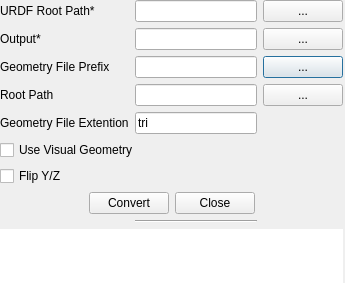
The window that Main/URDFtoRobQt/dialog.ui (krishauser/Klampt) describes before a commit, drawn with Qt 5.
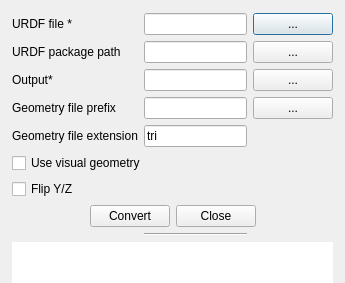
The same window after the commit.

Commit message: Descriptions of fields better organized

Diff of the .ui file:
```diff
--- a/Main/URDFtoRobQt/dialog.ui
+++ b/Main/URDFtoRobQt/dialog.ui
@@ -16,123 +16,25 @@
   <widget class="QWidget" name="formLayoutWidget">
    <property name="geometry">
     <rect>
-     <x>0</x>
-     <y>0</y>
-     <width>343</width>
-     <height>284</height>
+     <x>12</x>
+     <y>13</y>
+     <width>321</width>
+     <height>271</height>
     </rect>
    </property>
    <layout class="QGridLayout" name="gridLayout">
-    <item row="0" column="0">
-     <widget class="QLabel" name="label_2">
-      <property name="text">
-       <string>URDF Root Path*</string>
-      </property>
-     </widget>
-    </item>
-    <item row="5" column="0">
-     <widget class="QLabel" name="label_5">
-      <property name="text">
-       <string>Root Path</string>
-      </property>
-     </widget>
-    </item>
-    <item row="6" column="0">
-     <widget class="QLabel" name="label">
-      <property name="text">
-       <string>Geometry File Extention</string>
-      </property>
-     </widget>
-    </item>
-    <item row="2" column="2">
-     <widget class="QPushButton" name="btn_prefix">
-      <property name="text">
-       <string>...</string>
-      </property>
-      <property name="autoDefault">
-       <bool>true</bool>
-      </property>
-     </widget>
-    </item>
-    <item row="8" column="0" colspan="3">
-     <widget class="QCheckBox" name="chk_flip">
-      <property name="text">
-       <string>Flip Y/Z</string>
-      </property>
-     </widget>
-    </item>
-    <item row="5" column="1">
-     <widget class="QLineEdit" name="line_root"/>
-    </item>
-    <item row="2" column="0">
-     <widget class="QLabel" name="label_4">
-      <property name="text">
-       <string>Geometry File Prefix</string>
-      </property>
-     </widget>
-    </item>
-    <item row="1" column="2">
-     <widget class="QPushButton" name="btn_out">
-      <property name="text">
-       <string>...</string>
-      </property>
-      <property name="autoDefault">
-       <bool>true</bool>
-      </property>
-     </widget>
-    </item>
-    <item row="1" column="1">
-     <widget class="QLineEdit" name="line_out"/>
-    </item>
-    <item row="5" column="2">
-     <widget class="QPushButton" name="btn_root">
-      <property name="text">
-       <string>...</string>
-      </property>
-      <property name="autoDefault">
-       <bool>true</bool>
-      </property>
-     </widget>
-    </item>
-    <item row="6" column="1">
-     <widget class="QLineEdit" name="line_ext">
-      <property name="text">
-       <string>tri</string>
-      </property>
-     </widget>
-    </item>
-    <item row="1" column="0">
-     <widget class="QLabel" name="label_3">
-      <property name="text">
-       <string>Output*</string>
-      </property>
-     </widget>
-    </item>
     <item row="0" column="1">
      <widget class="QLineEdit" name="line_in"/>
     </item>
-    <item row="2" column="1">
-     <widget class="QLineEdit" name="line_prefix"/>
-    </item>
-    <item row="7" column="0" colspan="3">
+    <item row="8" column="0" colspan="3">
      <widget class="QCheckBox" name="chk_visual">
       <property name="text">
-       <string>Use Visual Geometry</string>
+       <string>Use visual geometry</string>
       </property>
      </widget>
     </item>
-    <item row="11" column="0" colspan="3">
-     <widget class="QLabel" name="lbl_status">
-      <property name="autoFillBackground">
-       <bool>false</bool>
-      </property>
-      <property name="styleSheet">
-       <string notr="true">background-color:white</string>
-      </property>
-      <property name="text">
-       <string/>
-      </property>
-     </widget>
+    <item row="3" column="1">
+     <widget class="QLineEdit" name="line_prefix"/>
     </item>
     <item row="0" column="2">
      <widget class="QPushButton" name="btn_in">
@@ -150,14 +52,79 @@
       </property>
      </widget>
     </item>
-    <item row="10" column="1">
+    <item row="2" column="0">
+     <widget class="QLabel" name="label_3">
+      <property name="text">
+       <string>Output*</string>
+      </property>
+     </widget>
+    </item>
+    <item row="3" column="0">
+     <widget class="QLabel" name="label_4">
+      <property name="text">
+       <string>Geometry file prefix</string>
+      </property>
+     </widget>
+    </item>
+    <item row="2" column="2">
+     <widget class="QPushButton" name="btn_out">
+      <property name="text">
+       <string>...</string>
+      </property>
+      <property name="autoDefault">
+       <bool>true</bool>
+      </property>
+     </widget>
+    </item>
+    <item row="2" column="1">
+     <widget class="QLineEdit" name="line_out"/>
+    </item>
+    <item row="7" column="0">
+     <widget class="QLabel" name="label">
+      <property name="text">
+       <string>Geometry file extension</string>
+      </property>
+     </widget>
+    </item>
+    <item row="3" column="2">
+     <widget class="QPushButton" name="btn_prefix">
+      <property name="text">
+       <string>...</string>
+      </property>
+      <property name="autoDefault">
+       <bool>true</bool>
+      </property>
+     </widget>
+    </item>
+    <item row="9" column="0" colspan="3">
+     <widget class="QCheckBox" name="chk_flip">
+      <property name="text">
+       <string>Flip Y/Z</string>
+      </property>
+     </widget>
+    </item>
+    <item row="7" column="1">
+     <widget class="QLineEdit" name="line_ext">
+      <property name="text">
+       <string>tri</string>
+      </property>
+     </widget>
+    </item>
+    <item row="0" column="0">
+     <widget class="QLabel" name="label_2">
+      <property name="text">
+       <string>URDF file *</string>
+      </property>
+     </widget>
+    </item>
+    <item row="11" column="1">
      <widget class="Line" name="line">
       <property name="orientation">
        <enum>Qt::Horizontal</enum>
       </property>
      </widget>
     </item>
-    <item row="9" column="0" colspan="3">
+    <item row="10" column="0" colspan="3">
      <layout class="QHBoxLayout" name="horizontalLayout_2">
       <item>
        <spacer name="horizontalSpacer_2">
@@ -201,6 +168,39 @@
       </item>
      </layout>
     </item>
+    <item row="1" column="2">
+     <widget class="QPushButton" name="btn_root">
+      <property name="text">
+       <string>...</string>
+      </property>
+      <property name="autoDefault">
+       <bool>true</bool>
+      </property>
+     </widget>
+    </item>
+    <item row="1" column="1">
+     <widget class="QLineEdit" name="line_root"/>
+    </item>
+    <item row="1" column="0">
+     <widget class="QLabel" name="label_5">
+      <property name="text">
+       <string>URDF package path</string>
+      </property>
+     </widget>
+    </item>
+    <item row="12" column="0" colspan="3">
+     <widget class="QLabel" name="lbl_status">
+      <property name="autoFillBackground">
+       <bool>false</bool>
+      </property>
+      <property name="styleSheet">
+       <string notr="true">background-color:white</string>
+      </property>
+      <property name="text">
+       <string/>
+      </property>
+     </widget>
+    </item>
    </layout>
   </widget>
  </widget>
```
